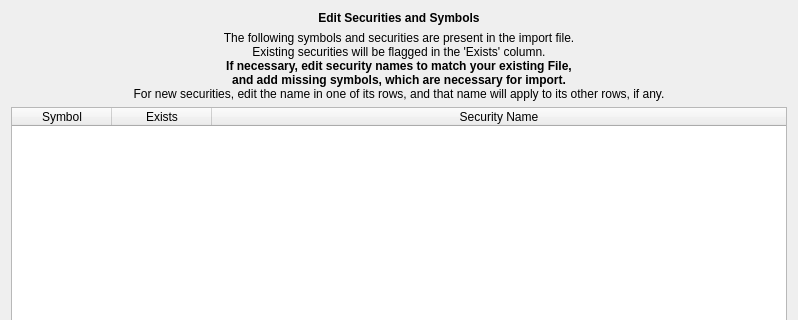
Above: kmymoney/plugins/csvimport/symboltabledlg.ui from KDE/kmymoney before the change; both pictures show x 0 to 798 and y 0 to 320 of the 798 by 464 pixel window. Below: the same form after it.
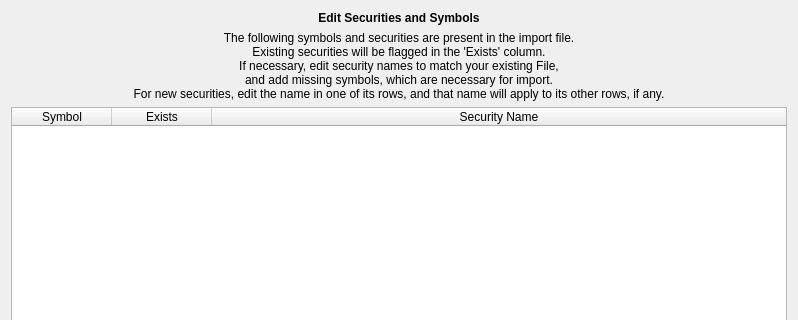
That is the form after the change.

Commit message: CSV Plugin - Improve functionality across distros. Improve UI to display the whole of the file being imported, and smarten to avoid displaying split rows. Also, rework some areas of the code to avoid duplication and improve re-usability. In addition, the UI heading labels have been pruned, to simplify translation. They are still centered, but no longer HTML based.

```diff
--- a/kmymoney/plugins/csvimport/symboltabledlg.ui
+++ b/kmymoney/plugins/csvimport/symboltabledlg.ui
@@ -39,15 +39,11 @@
    <item>
     <widget class="QLabel" name="label_info">
      <property name="text">
-      <string>&lt;!DOCTYPE HTML PUBLIC &quot;-//W3C//DTD HTML 4.0//EN&quot; &quot;http://www.w3.org/TR/REC-html40/strict.dtd&quot;&gt;
-&lt;html&gt;&lt;head&gt;&lt;meta name=&quot;qrichtext&quot; content=&quot;1&quot; /&gt;&lt;style type=&quot;text/css&quot;&gt;
-p, li { white-space: pre-wrap; }
-&lt;/style&gt;&lt;/head&gt;&lt;body style=&quot; font-family:'DejaVu Sans'; font-size:9pt; font-weight:400; font-style:normal;&quot;&gt;
-&lt;p style=&quot; margin-top:0px; margin-bottom:0px; margin-left:0px; margin-right:0px; -qt-block-indent:0; text-indent:0px;&quot;&gt;The following symbols and securities are present in the import file.&lt;/p&gt;
-&lt;p align=&quot;center&quot; style=&quot; margin-top:0px; margin-bottom:0px; margin-left:0px; margin-right:0px; -qt-block-indent:0; text-indent:0px;&quot;&gt;Existing securities will be flagged in the 'Exists' column.&lt;/p&gt;
-&lt;p align=&quot;center&quot; style=&quot; margin-top:0px; margin-bottom:0px; margin-left:0px; margin-right:0px; -qt-block-indent:0; text-indent:0px;&quot;&gt;&lt;span style=&quot; font-weight:600;&quot;&gt;If necessary, edit security names to match your existing File,&lt;/span&gt;&lt;/p&gt;
-&lt;p align=&quot;center&quot; style=&quot; margin-top:0px; margin-bottom:0px; margin-left:0px; margin-right:0px; -qt-block-indent:0; text-indent:0px;&quot;&gt;&lt;span style=&quot; font-weight:600;&quot;&gt;and add missing symbols, which are necessary for import.&lt;/span&gt;&lt;/p&gt;
-&lt;p align=&quot;center&quot; style=&quot; margin-top:0px; margin-bottom:0px; margin-left:0px; margin-right:0px; -qt-block-indent:0; text-indent:0px;&quot;&gt;For new securities, edit the name in one of its rows, and that name will apply to its other rows, if any.&lt;/p&gt;&lt;/body&gt;&lt;/html&gt;</string>
+      <string>The following symbols and securities are present in the import file.
+Existing securities will be flagged in the 'Exists' column.
+If necessary, edit security names to match your existing File,
+and add missing symbols, which are necessary for import.
+For new securities, edit the name in one of its rows, and that name will apply to its other rows, if any.</string>
      </property>
      <property name="alignment">
       <set>Qt::AlignCenter</set>
```
The commit also changes 17 other files.
